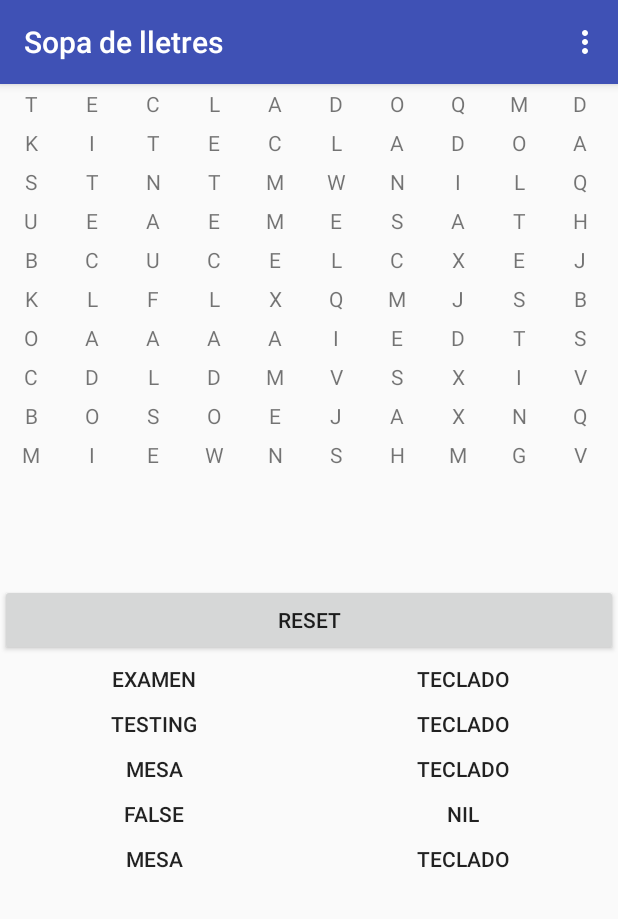
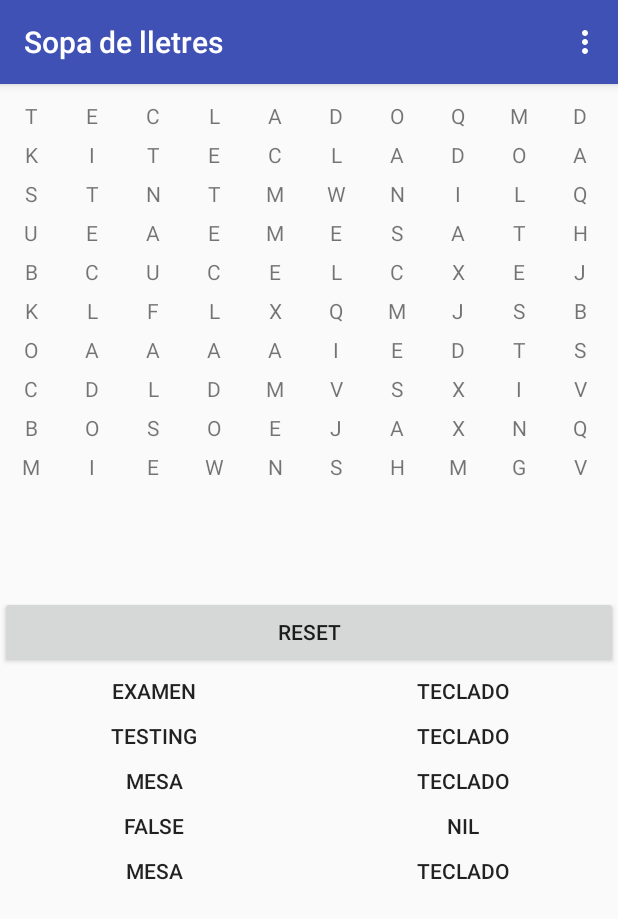
Before and after one commit to davrami/SopaLletresAndroid, an Android app: the PrincipalActivity screen opened directly, with no data from a screen before it, after a tap on "GENERATE!", on a phone screen of 412 x 824 dp. Shown: the top 919 px of the screen. Run offline under Robolectric (Android 15) with nearby library versions, the phone set to English and light mode, and no system bars; 2 statements that could not run were skipped.

Commit message:
Merge branch 'master' of https://github.com/davrami/SopaLletresAndroid into marcV2
-Final contactes i posició aleatoris.
-Perfilatge layouts.
-Millora WebView

```diff
--- a/app/src/main/res/layout/activity_main.xml
+++ b/app/src/main/res/layout/activity_main.xml
@@ -20,7 +20,7 @@
             android:layout_width="match_parent"
             android:layout_height="76dp"
             android:gravity="center_vertical|center_horizontal"
-            android:text="Top Plays"
+            android:text="@string/TitlePuntuacio"
             android:textAppearance="@style/TextAppearance.AppCompat.Display2" />
 
         <LinearLayout
--- a/app/src/main/res/layout/activity_principal.xml
+++ b/app/src/main/res/layout/activity_principal.xml
@@ -7,10 +7,13 @@
     tools:context="dam2.sopalletresandroid.PrincipalActivity">
 
     <LinearLayout
+        android:id="@+id/linearLayout3"
         android:layout_width="wrap_content"
         android:layout_height="wrap_content"
+        android:layout_marginTop="8dp"
         android:orientation="vertical"
-        tools:layout_editor_absoluteY="8dp">
+        app:layout_constraintStart_toStartOf="parent"
+        app:layout_constraintTop_toTopOf="parent">
 
         <LinearLayout
             android:layout_width="wrap_content"
@@ -23,7 +26,7 @@
                 android:id="@+id/btGoMain"
                 android:layout_width="match_parent"
                 android:layout_height="wrap_content"
-                android:text="Generate!" />
+                android:text="@string/generar" />
 
             <GridView
                 android:id="@+id/gvTauler"
@@ -55,7 +58,7 @@
                 android:id="@+id/btReset"
                 android:layout_width="match_parent"
                 android:layout_height="wrap_content"
-                android:text="Reset" />
+                android:text="@string/reset" />
 
         </LinearLayout>
 
--- a/app/src/main/res/values/strings.xml
+++ b/app/src/main/res/values/strings.xml
@@ -4,4 +4,7 @@
     <string name="principal">Principal</string>
     <string name="ajuda">Ajuda</string>
     <string name="btMain">Principal</string>
+    <string name="TitlePuntuacio">Top Plays</string>
+    <string name="reset">reset</string>
+    <string name="generar">Generate!</string>
 </resources>
```
